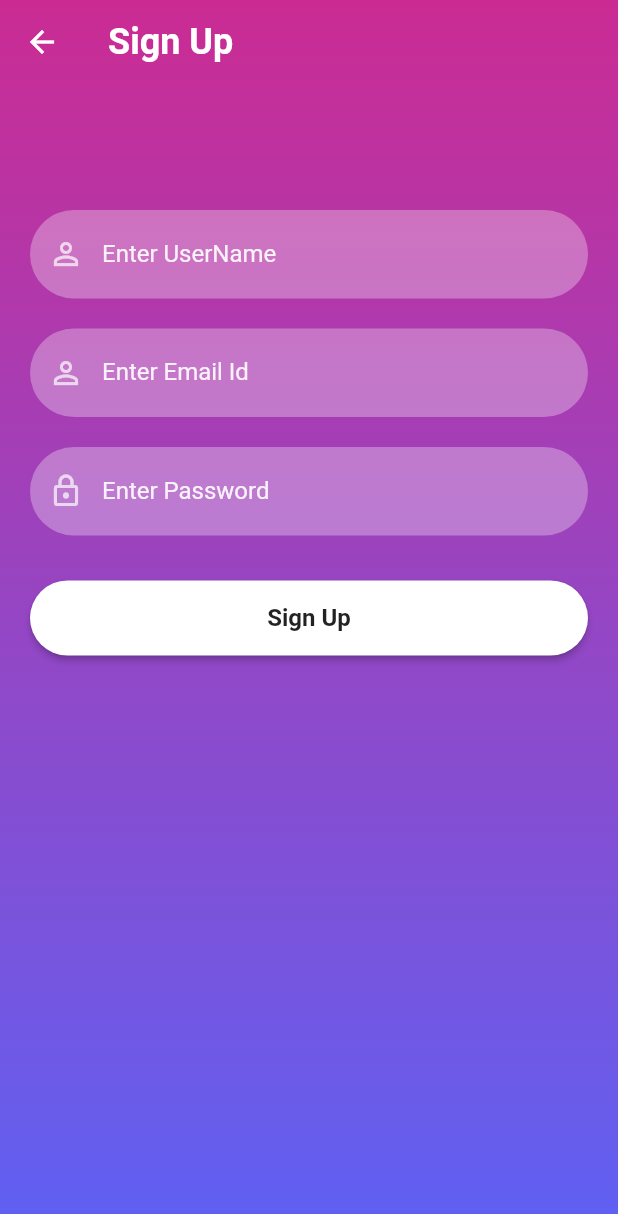
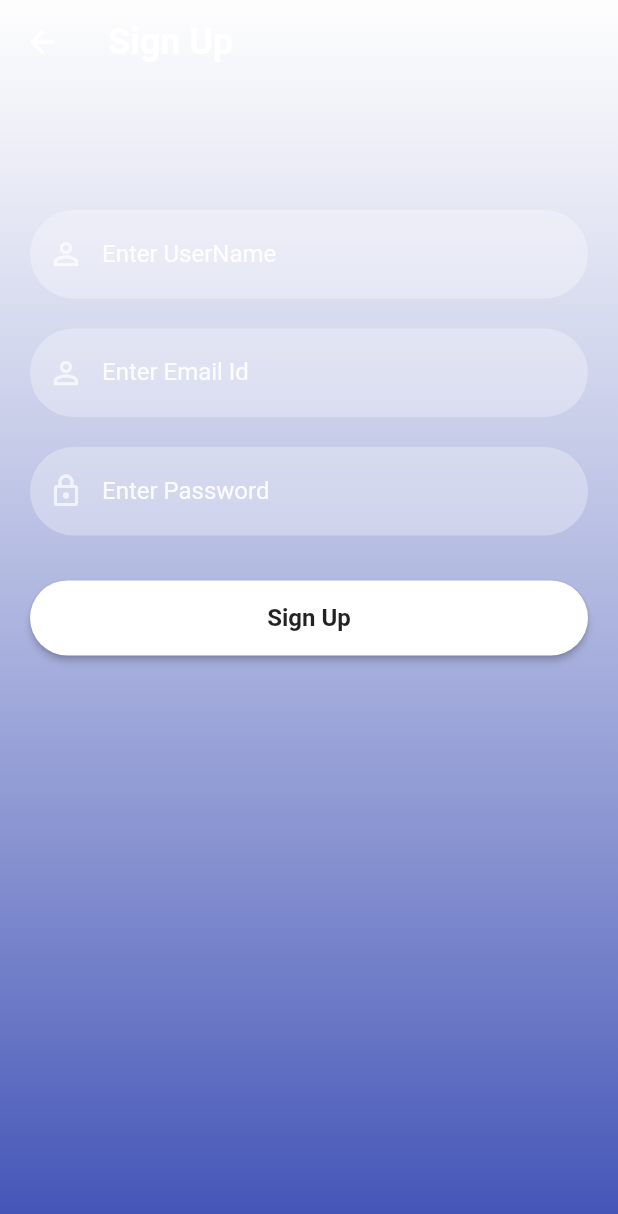
Before and after one commit to vuld0/things-to-conquer, a Flutter app: the screen it shows after launch, after a tap on "Sign Up", on a phone screen of 412 x 824 dp. Shown: the top 1214 px of the screen. Run offline on Flutter 3.47's test engine with Material 2 defaults, Android fonts, the phone set to English and light mode, and no system bars; our stand-ins replace firebase_auth, firebase_core; accounts and stored records are empty; network calls fail.

Commit message:
removed few warnings

```diff
--- a/lib/main.dart
+++ b/lib/main.dart
@@ -16,7 +16,7 @@ class MyApp extends StatelessWidget {
   @override
   Widget build(BuildContext context) {
     SystemChrome.setSystemUIOverlayStyle(
-        SystemUiOverlayStyle(statusBarColor: Colors.black));
+        const SystemUiOverlayStyle(statusBarColor: Colors.black));
     return const MaterialApp(
       debugShowCheckedModeBanner: false,
       title: 'Things to Conquer',
--- a/lib/screens/signin.dart
+++ b/lib/screens/signin.dart
@@ -1,6 +1,5 @@
 import 'package:firebase_auth/firebase_auth.dart';
 import 'package:flutter/material.dart';
-import 'package:things_to_conquer/constants/colors.dart';
 import 'package:things_to_conquer/screens/home.dart';
 import 'package:things_to_conquer/screens/reset_password.dart';
 import 'package:things_to_conquer/screens/signup.dart';
@@ -10,19 +9,20 @@ class SignIn extends StatefulWidget {
   const SignIn({Key? key}) : super(key: key);
 
   @override
+  // ignore: library_private_types_in_public_api
   _SignInScreenState createState() => _SignInScreenState();
 }
 
 class _SignInScreenState extends State<SignIn> {
-  TextEditingController _passwordTextController = TextEditingController();
-  TextEditingController _emailTextController = TextEditingController();
+  final TextEditingController _passwordTextController = TextEditingController();
+  final TextEditingController _emailTextController = TextEditingController();
   @override
   Widget build(BuildContext context) {
     return Scaffold(
       body: Container(
         width: MediaQuery.of(context).size.width,
         height: MediaQuery.of(context).size.height,
-        decoration: BoxDecoration(
+        decoration: const BoxDecoration(
             gradient: LinearGradient(colors: [
               Colors.white70,
               Colors.indigo
@@ -55,8 +55,9 @@ class _SignInScreenState extends State<SignIn> {
                           password: _passwordTextController.text)
                       .then((value) {
                     Navigator.push(context,
-                        MaterialPageRoute(builder: (context) => Home()));
+                        MaterialPageRoute(builder: (context) => const Home()));
                   }).onError((error, stackTrace) {
+                    // ignore: avoid_print
                     print("Error ${error.toString()}");
                   });
                 }),
--- a/lib/screens/signup.dart
+++ b/lib/screens/signup.dart
@@ -2,20 +2,20 @@ import 'package:firebase_auth/firebase_auth.dart';
 import 'package:flutter/material.dart';
 import 'package:things_to_conquer/screens/home.dart';
 
-import '../constants/colors.dart';
 import '../widgets/reusable_widgets.dart';
 
 class SignUp extends StatefulWidget {
   const SignUp({Key? key}) : super(key: key);
 
   @override
+  // ignore: library_private_types_in_public_api
   _SignUpScreenState createState() => _SignUpScreenState();
 }
 
 class _SignUpScreenState extends State<SignUp> {
-  TextEditingController _passwordTextController = TextEditingController();
-  TextEditingController _emailTextController = TextEditingController();
-  TextEditingController _userNameTextController = TextEditingController();
+  final TextEditingController _passwordTextController = TextEditingController();
+  final TextEditingController _emailTextController = TextEditingController();
+  final TextEditingController _userNameTextController = TextEditingController();
   @override
   Widget build(BuildContext context) {
     return Scaffold(
@@ -31,15 +31,14 @@ class _SignUpScreenState extends State<SignUp> {
       body: Container(
           width: MediaQuery.of(context).size.width,
           height: MediaQuery.of(context).size.height,
-          decoration: BoxDecoration(
+          decoration: const BoxDecoration(
               gradient: LinearGradient(colors: [
-            hexStringToColor("CB2B93"),
-            hexStringToColor("9546C4"),
-            hexStringToColor("5E61F4")
+           Colors.white70,
+              Colors.indigo
           ], begin: Alignment.topCenter, end: Alignment.bottomCenter)),
           child: SingleChildScrollView(
               child: Padding(
-            padding: EdgeInsets.fromLTRB(20, 120, 20, 0),
+            padding: const EdgeInsets.fromLTRB(20, 120, 20, 0),
             child: Column(
               children: <Widget>[
                 const SizedBox(
@@ -65,10 +64,12 @@ class _SignUpScreenState extends State<SignUp> {
                           email: _emailTextController.text,
                           password: _passwordTextController.text)
                       .then((value) {
+                    // ignore: avoid_print
                     print("Created New Account!");
                     Navigator.push(context,
-                        MaterialPageRoute(builder: (context) => Home()));
+                        MaterialPageRoute(builder: (context) => const Home()));
                   }).onError((error, stackTrace) {
+                    // ignore: avoid_print
                     print("Error ${error.toString()}");
                   });
                 })
--- a/lib/widgets/reusable_widgets.dart
+++ b/lib/widgets/reusable_widgets.dart
@@ -49,11 +49,6 @@ Container firebaseUIButton(BuildContext context, String title, Function onTap) {
       onPressed: () {
         onTap();
       },
-      child: Text(
-        title,
-        style: const TextStyle(
-            color: Colors.black87, fontWeight: FontWeight.bold, fontSize: 16),
-      ),
       style: ButtonStyle(
           backgroundColor: MaterialStateProperty.resolveWith((states) {
             if (states.contains(MaterialState.pressed)) {
@@ -63,6 +58,11 @@ Container firebaseUIButton(BuildContext context, String title, Function onTap) {
           }),
           shape: MaterialStateProperty.all<RoundedRectangleBorder>(
               RoundedRectangleBorder(borderRadius: BorderRadius.circular(30)))),
+      child: Text(
+        title,
+        style: const TextStyle(
+            color: Colors.black87, fontWeight: FontWeight.bold, fontSize: 16),
+      ),
     ),
   );
 }
```
Also changed, not shown: lib/screens/home.dart (+18 -35 lines), lib/screens/reset_password.dart (+5 -5 lines), lib/widgets/single_item.dart (+5 -5 lines).
